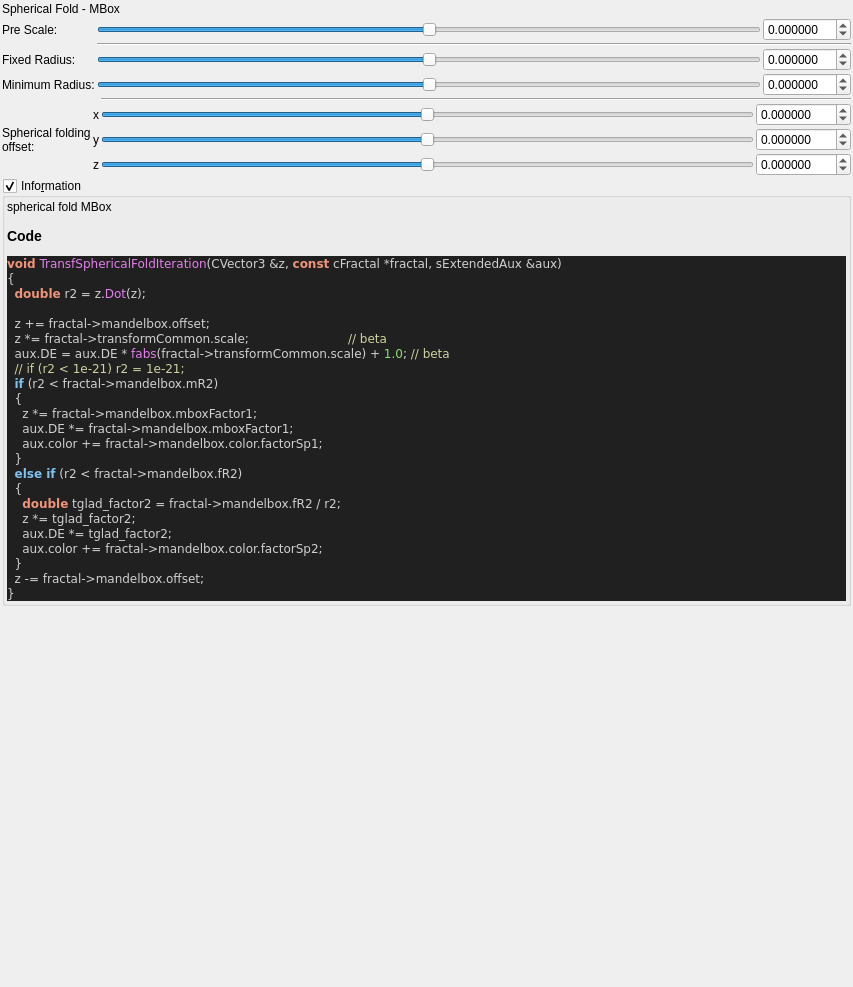
Qt form mandelbulber2/formula/ui/fractal_transf_spherical_fold.ui (buddhi1980/mandelbulber2) before a commit.
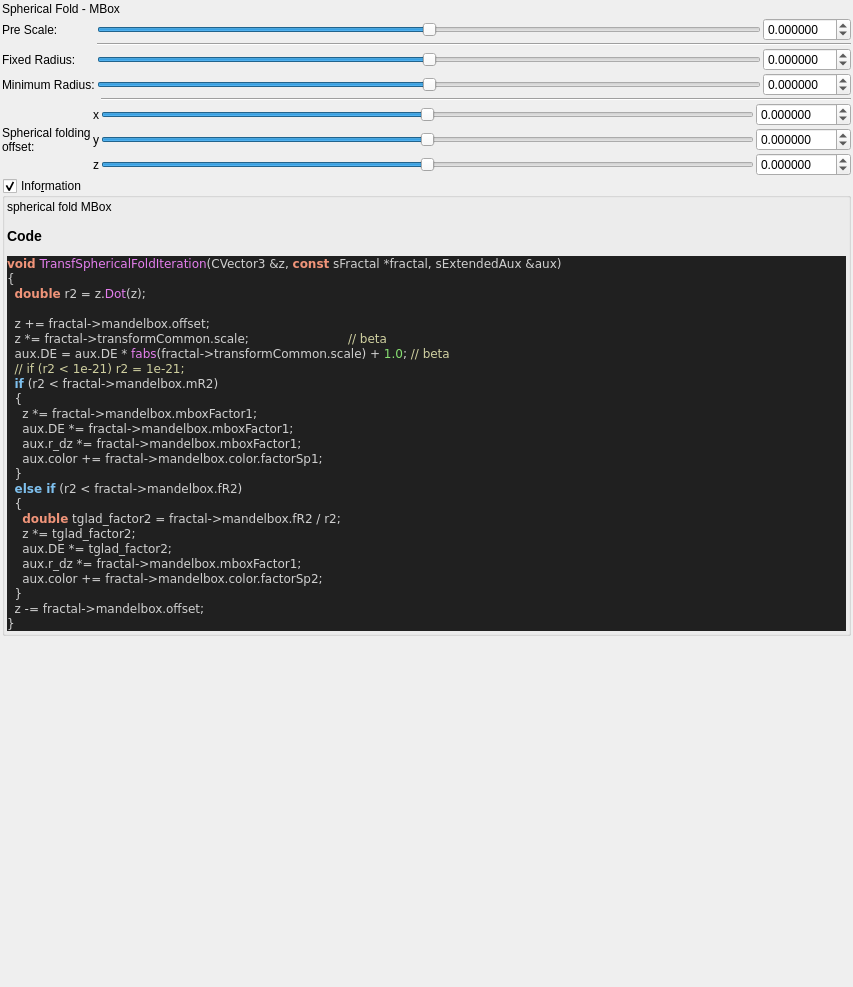
The same form after that commit. Custom widgets are drawn as their Qt base class.

```diff
--- a/mandelbulber2/formula/ui/fractal_transf_spherical_fold.ui
+++ b/mandelbulber2/formula/ui/fractal_transf_spherical_fold.ui
@@ -481,7 +481,7 @@
 &lt;/table&gt;
 &lt;h3&gt;Code&lt;/h3&gt;
 &lt;body style=&quot;background-color:#202020&quot;&gt;
-&lt;pre style=&quot;color:#d0d0d0; background-color:#202020;  font-family:'Courier New',monospace;&quot;&gt;&lt;span style=&quot;color:#f09479; font-weight:bold&quot;&gt;void&lt;/span&gt; &lt;span style=&quot;color:#e47eed&quot;&gt;TransfSphericalFoldIteration&lt;/span&gt;&lt;span style=&quot;color:#d0d0d0&quot;&gt;(&lt;/span&gt;CVector3 &lt;span style=&quot;color:#d0d0d0&quot;&gt;&amp;amp;&lt;/span&gt;z&lt;span style=&quot;color:#d0d0d0&quot;&gt;,&lt;/span&gt; &lt;span style=&quot;color:#f09479; font-weight:bold&quot;&gt;const&lt;/span&gt; cFractal &lt;span style=&quot;color:#d0d0d0&quot;&gt;*&lt;/span&gt;fractal&lt;span style=&quot;color:#d0d0d0&quot;&gt;,&lt;/span&gt; sExtendedAux &lt;span style=&quot;color:#d0d0d0&quot;&gt;&amp;amp;&lt;/span&gt;aux&lt;span style=&quot;color:#d0d0d0&quot;&gt;)&lt;/span&gt;
+&lt;pre style=&quot;color:#d0d0d0; background-color:#202020;  font-family:'Courier New',monospace;&quot;&gt;&lt;span style=&quot;color:#f09479; font-weight:bold&quot;&gt;void&lt;/span&gt; &lt;span style=&quot;color:#e47eed&quot;&gt;TransfSphericalFoldIteration&lt;/span&gt;&lt;span style=&quot;color:#d0d0d0&quot;&gt;(&lt;/span&gt;CVector3 &lt;span style=&quot;color:#d0d0d0&quot;&gt;&amp;amp;&lt;/span&gt;z&lt;span style=&quot;color:#d0d0d0&quot;&gt;,&lt;/span&gt; &lt;span style=&quot;color:#f09479; font-weight:bold&quot;&gt;const&lt;/span&gt; sFractal &lt;span style=&quot;color:#d0d0d0&quot;&gt;*&lt;/span&gt;fractal&lt;span style=&quot;color:#d0d0d0&quot;&gt;,&lt;/span&gt; sExtendedAux &lt;span style=&quot;color:#d0d0d0&quot;&gt;&amp;amp;&lt;/span&gt;aux&lt;span style=&quot;color:#d0d0d0&quot;&gt;)&lt;/span&gt;
 &lt;span style=&quot;color:#d0d0d0&quot;&gt;{&lt;/span&gt;
   &lt;span style=&quot;color:#f09479; font-weight:bold&quot;&gt;double&lt;/span&gt; r2 &lt;span style=&quot;color:#d0d0d0&quot;&gt;=&lt;/span&gt; z&lt;span style=&quot;color:#d0d0d0&quot;&gt;.&lt;/span&gt;&lt;span style=&quot;color:#e47eed&quot;&gt;Dot&lt;/span&gt;&lt;span style=&quot;color:#d0d0d0&quot;&gt;(&lt;/span&gt;z&lt;span style=&quot;color:#d0d0d0&quot;&gt;);&lt;/span&gt;
 
@@ -493,6 +493,7 @@
   &lt;span style=&quot;color:#d0d0d0&quot;&gt;{&lt;/span&gt;
     z &lt;span style=&quot;color:#d0d0d0&quot;&gt;*=&lt;/span&gt; fractal&lt;span style=&quot;color:#d0d0d0&quot;&gt;-&amp;gt;&lt;/span&gt;mandelbox&lt;span style=&quot;color:#d0d0d0&quot;&gt;.&lt;/span&gt;mboxFactor1&lt;span style=&quot;color:#d0d0d0&quot;&gt;;&lt;/span&gt;
     aux&lt;span style=&quot;color:#d0d0d0&quot;&gt;.&lt;/span&gt;DE &lt;span style=&quot;color:#d0d0d0&quot;&gt;*=&lt;/span&gt; fractal&lt;span style=&quot;color:#d0d0d0&quot;&gt;-&amp;gt;&lt;/span&gt;mandelbox&lt;span style=&quot;color:#d0d0d0&quot;&gt;.&lt;/span&gt;mboxFactor1&lt;span style=&quot;color:#d0d0d0&quot;&gt;;&lt;/span&gt;
+    aux&lt;span style=&quot;color:#d0d0d0&quot;&gt;.&lt;/span&gt;r_dz &lt;span style=&quot;color:#d0d0d0&quot;&gt;*=&lt;/span&gt; fractal&lt;span style=&quot;color:#d0d0d0&quot;&gt;-&amp;gt;&lt;/span&gt;mandelbox&lt;span style=&quot;color:#d0d0d0&quot;&gt;.&lt;/span&gt;mboxFactor1&lt;span style=&quot;color:#d0d0d0&quot;&gt;;&lt;/span&gt;
     aux&lt;span style=&quot;color:#d0d0d0&quot;&gt;.&lt;/span&gt;color &lt;span style=&quot;color:#d0d0d0&quot;&gt;+=&lt;/span&gt; fractal&lt;span style=&quot;color:#d0d0d0&quot;&gt;-&amp;gt;&lt;/span&gt;mandelbox&lt;span style=&quot;color:#d0d0d0&quot;&gt;.&lt;/span&gt;color&lt;span style=&quot;color:#d0d0d0&quot;&gt;.&lt;/span&gt;factorSp1&lt;span style=&quot;color:#d0d0d0&quot;&gt;;&lt;/span&gt;
   &lt;span style=&quot;color:#d0d0d0&quot;&gt;}&lt;/span&gt;
   &lt;span style=&quot;color:#7ec0ee; font-weight:bold&quot;&gt;else if&lt;/span&gt; &lt;span style=&quot;color:#d0d0d0&quot;&gt;(&lt;/span&gt;r2 &lt;span style=&quot;color:#d0d0d0&quot;&gt;&amp;lt;&lt;/span&gt; fractal&lt;span style=&quot;color:#d0d0d0&quot;&gt;-&amp;gt;&lt;/span&gt;mandelbox&lt;span style=&quot;color:#d0d0d0&quot;&gt;.&lt;/span&gt;fR2&lt;span style=&quot;color:#d0d0d0&quot;&gt;)&lt;/span&gt;
@@ -500,6 +501,7 @@
     &lt;span style=&quot;color:#f09479; font-weight:bold&quot;&gt;double&lt;/span&gt; tglad_factor2 &lt;span style=&quot;color:#d0d0d0&quot;&gt;=&lt;/span&gt; fractal&lt;span style=&quot;color:#d0d0d0&quot;&gt;-&amp;gt;&lt;/span&gt;mandelbox&lt;span style=&quot;color:#d0d0d0&quot;&gt;.&lt;/span&gt;fR2 &lt;span style=&quot;color:#d0d0d0&quot;&gt;/&lt;/span&gt; r2&lt;span style=&quot;color:#d0d0d0&quot;&gt;;&lt;/span&gt;
     z &lt;span style=&quot;color:#d0d0d0&quot;&gt;*=&lt;/span&gt; tglad_factor2&lt;span style=&quot;color:#d0d0d0&quot;&gt;;&lt;/span&gt;
     aux&lt;span style=&quot;color:#d0d0d0&quot;&gt;.&lt;/span&gt;DE &lt;span style=&quot;color:#d0d0d0&quot;&gt;*=&lt;/span&gt; tglad_factor2&lt;span style=&quot;color:#d0d0d0&quot;&gt;;&lt;/span&gt;
+    aux&lt;span style=&quot;color:#d0d0d0&quot;&gt;.&lt;/span&gt;r_dz &lt;span style=&quot;color:#d0d0d0&quot;&gt;*=&lt;/span&gt; fractal&lt;span style=&quot;color:#d0d0d0&quot;&gt;-&amp;gt;&lt;/span&gt;mandelbox&lt;span style=&quot;color:#d0d0d0&quot;&gt;.&lt;/span&gt;mboxFactor1&lt;span style=&quot;color:#d0d0d0&quot;&gt;;&lt;/span&gt;
     aux&lt;span style=&quot;color:#d0d0d0&quot;&gt;.&lt;/span&gt;color &lt;span style=&quot;color:#d0d0d0&quot;&gt;+=&lt;/span&gt; fractal&lt;span style=&quot;color:#d0d0d0&quot;&gt;-&amp;gt;&lt;/span&gt;mandelbox&lt;span style=&quot;color:#d0d0d0&quot;&gt;.&lt;/span&gt;color&lt;span style=&quot;color:#d0d0d0&quot;&gt;.&lt;/span&gt;factorSp2&lt;span style=&quot;color:#d0d0d0&quot;&gt;;&lt;/span&gt;
   &lt;span style=&quot;color:#d0d0d0&quot;&gt;}&lt;/span&gt;
   z &lt;span style=&quot;color:#d0d0d0&quot;&gt;-=&lt;/span&gt; fractal&lt;span style=&quot;color:#d0d0d0&quot;&gt;-&amp;gt;&lt;/span&gt;mandelbox&lt;span style=&quot;color:#d0d0d0&quot;&gt;.&lt;/span&gt;offset&lt;span style=&quot;color:#d0d0d0&quot;&gt;;&lt;/span&gt;
```
Left out of the diff: 2 changed lines with no effect on the pictures.
